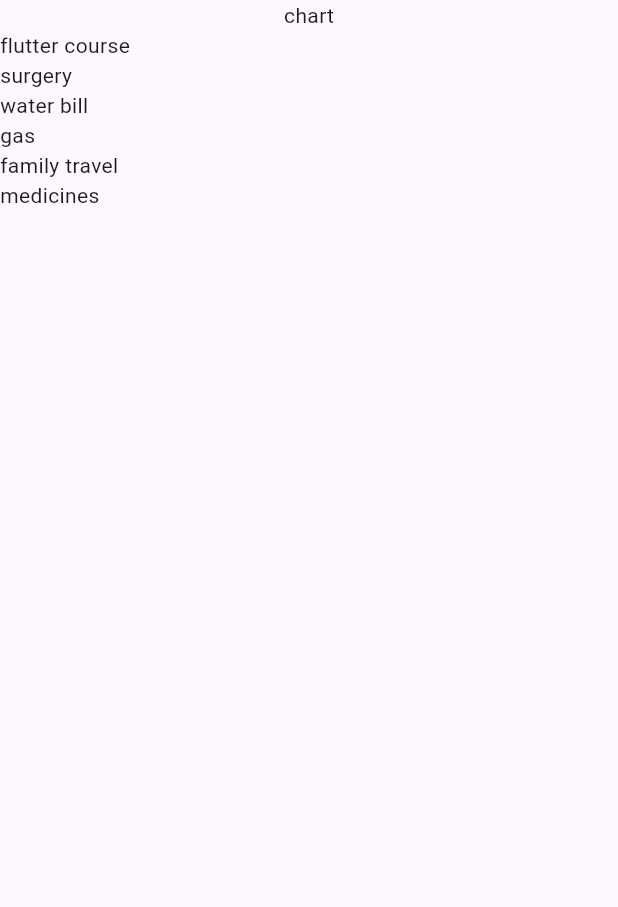
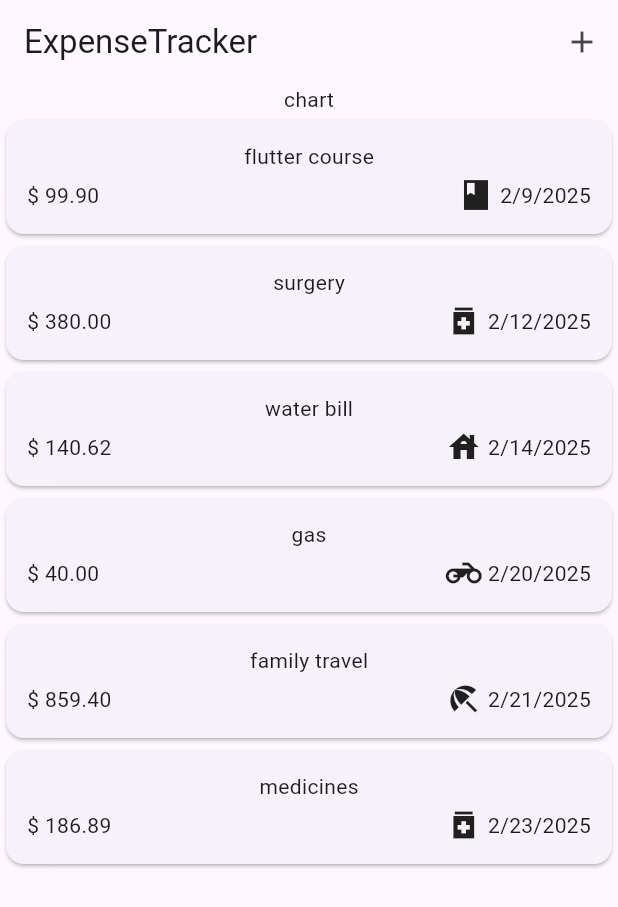
Before and after one commit to mikaelmicheline/expense-tracker, a Flutter app: the screen it shows after launch, on a phone screen of 412 x 824 dp. Shown: the top 907 px of the screen. Run offline on Flutter 3.47's test engine with Material 3 defaults, Android fonts, the phone set to English and light mode, and no system bars.

Commit message:
refactor expenses and expenses list widget

```diff
--- a/lib/expenses.dart
+++ b/lib/widgets/expenses.dart
@@ -1,5 +1,6 @@
-import 'package:expense_tracker/expenses_list.dart';
+import 'package:expense_tracker/widgets/expenses_list/expenses_list.dart';
 import 'package:expense_tracker/models/expense.dart';
+import 'package:expense_tracker/widgets/new_expense/new_expense.dart';
 import 'package:flutter/material.dart';
 
 class Expenses extends StatefulWidget {
@@ -45,9 +46,25 @@ class _ExpensesState extends State<Expenses> {
         category: ExpenseCategory.health),
   ];
 
+  void _openAddExpenseOverlay() {
+    showModalBottomSheet(
+      context: context,
+      builder: (ctx) => NewExpense(),
+    );
+  }
+
   @override
   Widget build(BuildContext context) {
     return Scaffold(
+      appBar: AppBar(
+        title: const Text('ExpenseTracker'),
+        actions: [
+          IconButton(
+            onPressed: _openAddExpenseOverlay,
+            icon: Icon(Icons.add_sharp),
+          ),
+        ],
+      ),
       body: Column(
         children: [
           Text('chart'),
--- a/lib/expenses_list.dart
+++ b/lib/widgets/expenses_list/expenses_list.dart
@@ -1,4 +1,5 @@
 import 'package:expense_tracker/models/expense.dart';
+import 'package:expense_tracker/widgets/expenses_list/expense_item.dart';
 import 'package:flutter/material.dart';
 
 class ExpensesList extends StatelessWidget {
@@ -10,7 +11,7 @@ class ExpensesList extends StatelessWidget {
   Widget build(BuildContext context) {
     return ListView.builder(
       itemCount: expenses.length,
-      itemBuilder: (ctx, index) => Text(expenses[index].title),
+      itemBuilder: (ctx, index) => ExpenseItem(expense: expenses[index]),
     );
   }
 }
```
Also changed, not shown: lib/main.dart (+7 -2 lines).
